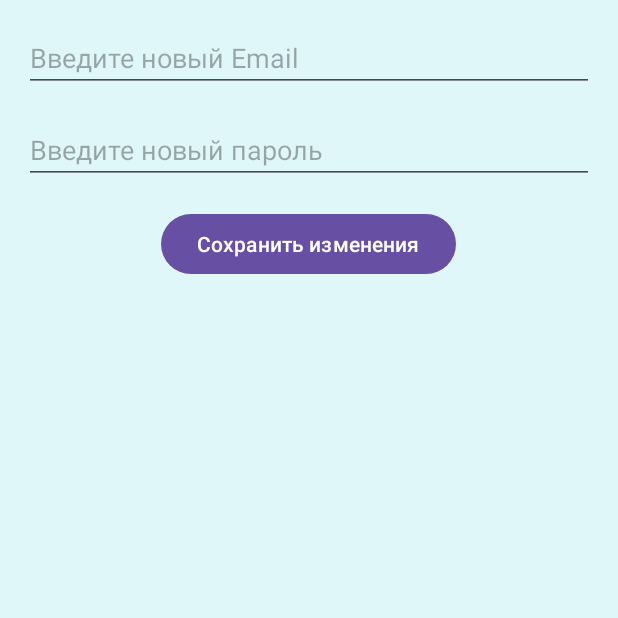
After one commit to Tiimoshaa/FishMapApp, an Android app: the fragment EditProfileFragment placed in its activity, on a phone screen of 412 x 824 dp, the top half of it. The commit adds this screen. Run offline under Robolectric (Android 15) with nearby library versions, the phone set to English and light mode, and no system bars; our stand-ins replace Firebase (no records; nobody signed in at launch, a user with empty details on screens opened directly); Roboto replaces fonts that are not available here.

Commit message:
Profile editing

```diff
--- /dev/null
+++ b/app/src/main/java/com/example/fishapp/EditProfileFragment.kt
@@ -0,0 +1,91 @@
+package com.example.fishapp
+
+import android.os.Bundle
+import android.view.LayoutInflater
+import android.view.View
+import android.view.ViewGroup
+import android.widget.Button
+import android.widget.EditText
+import android.widget.Toast
+import androidx.fragment.app.Fragment
+import com.google.firebase.database.*
+
+class EditProfileFragment : Fragment() {
+
+    private lateinit var database: DatabaseReference
+    private var username: String? = null
+    private var userId: String? = null
+
+    override fun onCreateView(
+        inflater: LayoutInflater, container: ViewGroup?,
+        savedInstanceState: Bundle?
+    ): View? {
+        val view = inflater.inflate(R.layout.fragment_edit_profile, container, false)
+
+        val emailInput = view.findViewById<EditText>(R.id.emailInput)
+        val passwordInput = view.findViewById<EditText>(R.id.passwordInput)
+        val saveButton = view.findViewById<Button>(R.id.saveButton)
+
+        username = arguments?.getString("username")
+
+        if (username != null) {
+            database = FirebaseDatabase.getInstance().getReference("users")
+            loadUserDetails(username!!, emailInput, passwordInput)
+        } else {
+            Toast.makeText(requireContext(), "Ошибка: имя пользователя не передано!", Toast.LENGTH_SHORT).show()
+        }
+
+        saveButton.setOnClickListener {
+            val newEmail = emailInput.text.toString().trim()
+            val newPassword = passwordInput.text.toString().trim()
+
+            if (newEmail.isNotEmpty() && newPassword.isNotEmpty() && userId != null) {
+                updateUserDetails(userId!!, newEmail, newPassword)
+            } else {
+                Toast.makeText(requireContext(), "Заполните все поля", Toast.LENGTH_SHORT).show()
+            }
+        }
+
+        return view
+    }
+
+    private fun loadUserDetails(username: String, emailInput: EditText, passwordInput: EditText) {
+        database.orderByChild("username").equalTo(username)
+            .addListenerForSingleValueEvent(object : ValueEventListener {
+                override fun onDataChange(snapshot: DataSnapshot) {
+                    if (snapshot.exists()) {
+                        for (userSnapshot in snapshot.children) {
+                            userId = userSnapshot.key // ID пользователя в Firebase
+                            val email = userSnapshot.child("email").getValue(String::class.java)
+                            val password = userSnapshot.child("password").getValue(String::class.java)
+
+                            emailInput.setText(email)
+                            passwordInput.setText(password)
+                        }
+                    } else {
+                        Toast.makeText(requireContext(), "Пользователь не найден", Toast.LENGTH_SHORT).show()
+                    }
+                }
+
+                override fun onCancelled(error: DatabaseError) {
+                    Toast.makeText(requireContext(), "Ошибка подключения к базе данных", Toast.LENGTH_SHORT).show()
+                }
+            })
+    }
+
+    private fun updateUserDetails(userId: String, newEmail: String, newPassword: String) {
+        val updates = mapOf(
+            "email" to newEmail,
+            "password" to newPassword
+        )
+
+        database.child(userId).updateChildren(updates)
+            .addOnSuccessListener {
+                Toast.makeText(requireContext(), "Данные успешно обновлены", Toast.LENGTH_SHORT).show()
+                parentFragmentManager.popBackStack() // Возвращаемся назад
+            }
+            .addOnFailureListener {
+                Toast.makeText(requireContext(), "Ошибка обновления данных", Toast.LENGTH_SHORT).show()
+            }
+    }
+}
--- /dev/null
+++ b/app/src/main/res/layout/fragment_edit_profile.xml
@@ -0,0 +1,32 @@
+<?xml version="1.0" encoding="utf-8"?>
+<LinearLayout
+    xmlns:android="http://schemas.android.com/apk/res/android"
+    android:layout_width="match_parent"
+    android:layout_height="match_parent"
+    android:orientation="vertical"
+    android:padding="16dp"
+    android:background="#E0F7FA">
+
+    <EditText
+        android:id="@+id/emailInput"
+        android:layout_width="match_parent"
+        android:layout_height="wrap_content"
+        android:hint="Введите новый Email"
+        android:inputType="textEmailAddress"
+        android:layout_marginBottom="16dp" />
+
+    <EditText
+        android:id="@+id/passwordInput"
+        android:layout_width="match_parent"
+        android:layout_height="wrap_content"
+        android:hint="Введите новый пароль"
+        android:inputType="textPassword"
+        android:layout_marginBottom="16dp" />
+
+    <Button
+        android:id="@+id/saveButton"
+        android:layout_width="wrap_content"
+        android:layout_height="wrap_content"
+        android:text="Сохранить изменения"
+        android:layout_gravity="center" />
+</LinearLayout>
```
Also changed, not shown: app/src/main/java/com/example/fishapp/ProfileFragment.kt (+25 -5 lines), app/src/main/res/layout/fragment_profile.xml (+10 -1 lines).
